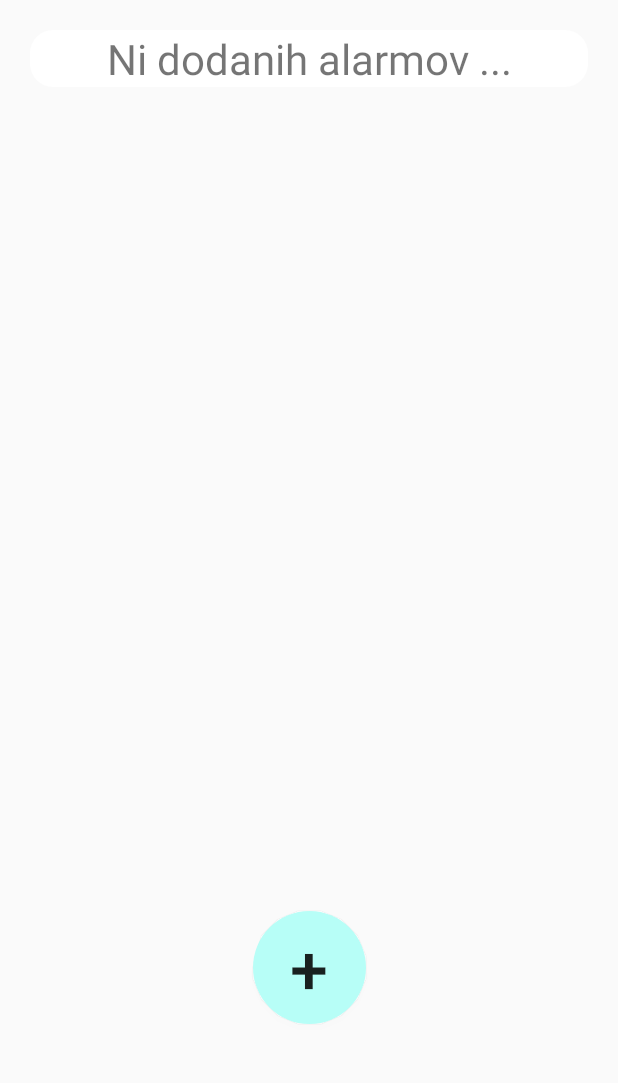
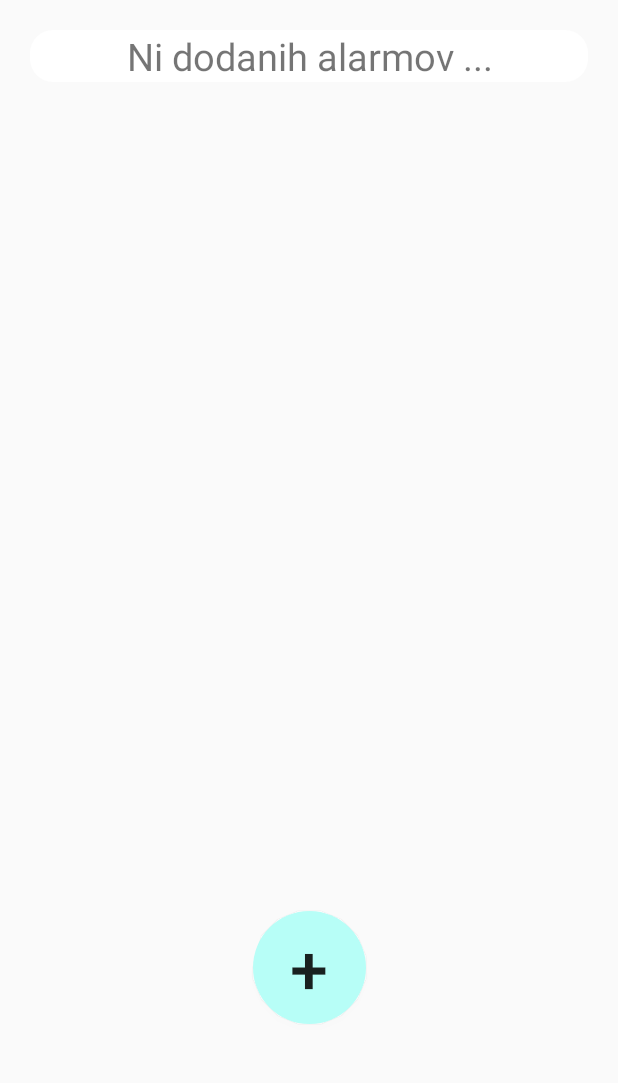
Before and after one commit to LucijaSus/GPS_Alarm, an Android app: the screen it shows after launch (MainActivity), on a phone screen of 412 x 824 dp, the part 137-1220 px from its top. Run offline under Robolectric (Android 15) with nearby library versions, the phone set to English and light mode, and no system bars.

Commit message:
GPS alarm, 20.6. koncna+par popravkov (velikost pisave itd)

```diff
--- a/app/src/main/res/layout/activity_main.xml
+++ b/app/src/main/res/layout/activity_main.xml
@@ -21,7 +21,7 @@
         android:layout_height="wrap_content"
         android:id="@+id/start"
         android:text="@string/naslov"
-        android:textSize="28dp"
+        android:textSize="25dp"
         android:textAlignment="center"
         android:layout_marginLeft="20dp"
         android:layout_marginRight="20dp"
@@ -48,7 +48,7 @@
             android:layout_height="wrap_content"
             android:id="@+id/alarm"
             android:text="@string/naslov"
-            android:textSize="28dp"
+            android:textSize="20dp"
             android:layout_marginLeft="20dp"
             android:textStyle="bold"
             app:layout_constraintTop_toTopOf="parent"
@@ -59,7 +59,7 @@
             android:layout_height="wrap_content"
             android:id="@+id/m"
             android:text="@string/m"
-            android:textSize="28dp"
+            android:textSize="20dp"
             android:layout_marginLeft="20dp"
             android:textStyle="italic"
             app:layout_constraintTop_toBottomOf="@id/alarm"/>
@@ -79,11 +79,11 @@
         <Button
             android:id="@+id/delete"
             android:layout_width="50dp"
-            android:layout_height="50dp"
+            android:layout_height="40dp"
             android:background="@drawable/delete"
             app:layout_constraintRight_toRightOf="@id/nov_alarm"
             app:layout_constraintTop_toTopOf="parent"
-            android:layout_marginTop="30dp"
+            app:layout_constraintBottom_toBottomOf="parent"
             android:layout_marginRight="25dp"
             android:onClick="izbrisi">
         </Button>
```
